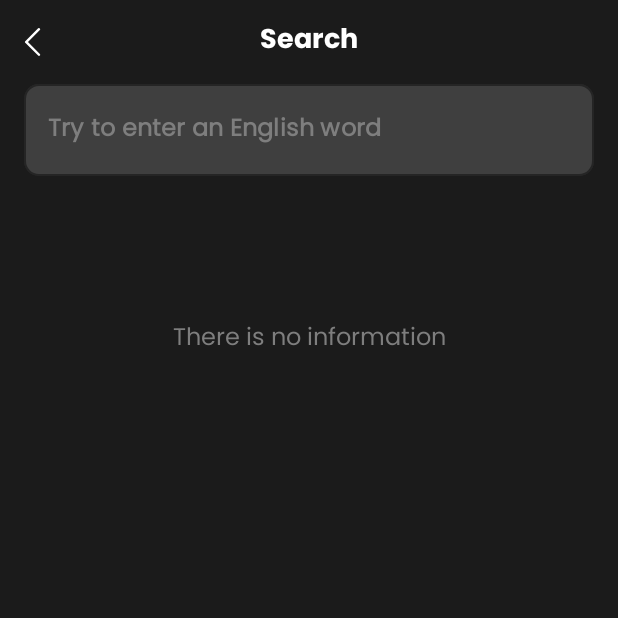
After one commit to uchkun-azimboev/ToMemorizeVocabulary, an Android app: the SearchFragment screen opened through its navigation route, on a phone screen of 412 x 824 dp, the top half of it. The commit adds this screen. Run offline under Robolectric (Android 15) with nearby library versions, the phone set to English and light mode, and no system bars; our stand-ins replace Dagger/Hilt's generated code; pictures from the network do not load.

Commit message:
add SearchFragment.kt

```diff
--- a/app/src/main/java/uz/pdp/tomemorizevocabulary/data/local/dao/WordDao.kt
+++ b/app/src/main/java/uz/pdp/tomemorizevocabulary/data/local/dao/WordDao.kt
@@ -11,8 +11,13 @@ interface WordDao {
 
     @Insert
     suspend fun insert(word: Word)
+
     @Query("select * from word where category_title = :title")
     suspend fun getWords(title: String): List<Word>
+
     @Query("update category set word_count = word_count + 1 where title = :title")
     suspend fun incrementWordCount(title: String)
+
+    @Query("select * from word where word.phrase like :text || '%'")
+    suspend fun getSearchWord(text: String): List<Word>
 }
--- a/app/src/main/java/uz/pdp/tomemorizevocabulary/repository/WordRepository.kt
+++ b/app/src/main/java/uz/pdp/tomemorizevocabulary/repository/WordRepository.kt
@@ -6,4 +6,5 @@ interface WordRepository {
     suspend fun insert(word: Word)
     suspend fun incrementWordCount(title: String)
     suspend fun getWords(category: String): List<Word>
+    suspend fun getSearchWord(text: String): List<Word>
 }
--- a/app/src/main/java/uz/pdp/tomemorizevocabulary/repository/WordRepositoryImp.kt
+++ b/app/src/main/java/uz/pdp/tomemorizevocabulary/repository/WordRepositoryImp.kt
@@ -16,4 +16,8 @@ class WordRepositoryImp(private val wordDao: WordDao) : WordRepository {
     override suspend fun getWords(category: String): List<Word> {
         return wordDao.getWords(category)
     }
+
+    override suspend fun getSearchWord(text: String): List<Word> {
+        return wordDao.getSearchWord(text)
+    }
 }
--- a/app/src/main/java/uz/pdp/tomemorizevocabulary/ui/category/add/AddWordFragment.kt
+++ b/app/src/main/java/uz/pdp/tomemorizevocabulary/ui/category/add/AddWordFragment.kt
@@ -28,6 +28,7 @@ import uz.pdp.tomemorizevocabulary.utils.Extensions.gone
 import uz.pdp.tomemorizevocabulary.utils.Extensions.toast
 import uz.pdp.tomemorizevocabulary.utils.Extensions.visible
 import uz.pdp.tomemorizevocabulary.utils.Resource
+import uz.pdp.tomemorizevocabulary.viewmodel.PhotoViewModel
 import uz.pdp.tomemorizevocabulary.viewmodel.WordViewModel
 
 
@@ -41,6 +42,7 @@ class AddWordFragment : Fragment() {
     private val bn get() = _bn!!
 
     private val viewModel: WordViewModel by viewModels()
+    private val photoViewModel: PhotoViewModel by viewModels()
 
     private val rvAdapter = PhotoAdapter()
 
@@ -71,7 +73,7 @@ class AddWordFragment : Fragment() {
         }
 
         btnSearch click {
-            viewModel.getPhotos(1, etTitle.text.toString())
+            photoViewModel.getPhotos(1, etTitle.text.toString())
         }
 
         btnLocal click {
@@ -105,9 +107,9 @@ class AddWordFragment : Fragment() {
 
             viewModel.insertWordToRoom(
                 Word(
-                    phrase = bn.etTitle.text.toString(),
-                    meaning = bn.etDescription.text.toString(),
-                    part = bn.etType.text.toString(),
+                    phrase = bn.etTitle.text.toString().lowercase(),
+                    meaning = bn.etDescription.text.toString().lowercase(),
+                    part = bn.etType.text.toString().lowercase(),
                     image = pickedImage,
                     categoryTitle = title
                 )
@@ -148,7 +150,7 @@ class AddWordFragment : Fragment() {
 
 
     private fun observer() {
-        viewModel.photos.observe(viewLifecycleOwner) {
+        photoViewModel.photos.observe(viewLifecycleOwner) {
             when (it.status) {
                 Resource.Status.LOADING -> {
                     bn.progressbar.visible()
--- a/app/src/main/java/uz/pdp/tomemorizevocabulary/ui/main/MainFragment.kt
+++ b/app/src/main/java/uz/pdp/tomemorizevocabulary/ui/main/MainFragment.kt
@@ -53,8 +53,12 @@ class MainFragment : Fragment() {
             }
         }
 
-        frameCreate.click {
+        frameCreate click {
             findNavController().navigate(R.id.action_mainFragment_to_lessonCreateFragment)
+        }
+
+        frameSearch click {
+            findNavController().navigate(R.id.action_mainFragment_to_searchFragment)
         }
     }
 
--- /dev/null
+++ b/app/src/main/java/uz/pdp/tomemorizevocabulary/ui/main/search/SearchFragment.kt
@@ -0,0 +1,113 @@
+package uz.pdp.tomemorizevocabulary.ui.main.search
+
+import android.os.Bundle
+import android.view.KeyEvent
+import androidx.fragment.app.Fragment
+import android.view.LayoutInflater
+import android.view.View
+import android.view.ViewGroup
+import android.view.inputmethod.EditorInfo
+import androidx.core.widget.addTextChangedListener
+import androidx.fragment.app.viewModels
+import dagger.hilt.android.AndroidEntryPoint
+import uz.pdp.tomemorizevocabulary.R
+import uz.pdp.tomemorizevocabulary.data.local.entity.Word
+import uz.pdp.tomemorizevocabulary.databinding.FragmentSearchBinding
+import uz.pdp.tomemorizevocabulary.ui.category.WordAdapter
+import uz.pdp.tomemorizevocabulary.utils.Extensions.click
+import uz.pdp.tomemorizevocabulary.utils.Extensions.gone
+import uz.pdp.tomemorizevocabulary.utils.Extensions.hideSoftKeyboard
+import uz.pdp.tomemorizevocabulary.utils.Extensions.visible
+import uz.pdp.tomemorizevocabulary.utils.Resource
+import uz.pdp.tomemorizevocabulary.viewmodel.WordViewModel
+
+@AndroidEntryPoint
+class SearchFragment : Fragment() {
+
+    private var _bn: FragmentSearchBinding? = null
+    private val bn get() = _bn!!
+
+    private val rvAdapter = WordAdapter()
+    private val viewModel: WordViewModel by viewModels()
+
+    override fun onCreateView(
+        inflater: LayoutInflater,
+        container: ViewGroup?,
+        savedInstanceState: Bundle?
+    ): View {
+        _bn = FragmentSearchBinding.inflate(inflater, container, false)
+        return bn.root
+    }
+
+    override fun onViewCreated(view: View, savedInstanceState: Bundle?) {
+        super.onViewCreated(view, savedInstanceState)
+        initViews()
+        observer()
+    }
+
+    private fun initViews() = bn.apply {
+        rvSearch.adapter = rvAdapter
+        ivBack click { requireActivity().onBackPressed() }
+
+        etSearch.apply {
+            addTextChangedListener {
+                if (!it.isNullOrEmpty()) {
+                    viewModel.getSearchWords(it.toString().trim().lowercase())
+                } else {
+                    setUpRv(null)
+                }
+            }
+
+            setOnEditorActionListener { textView, i, keyEvent ->
+                if (keyEvent != null && keyEvent.keyCode == KeyEvent.KEYCODE_ENTER || i == EditorInfo.IME_ACTION_DONE) {
+                    hideSoftKeyboard(textView)
+                }
+                false
+            }
+        }
+    }
+
+
+    private fun observer() {
+        viewModel.searchWords.observe(viewLifecycleOwner) {
+            when (it.status) {
+                Resource.Status.LOADING -> {
+                    bn.progressbar.visible()
+                }
+                Resource.Status.SUCCESS -> {
+                    setUpRv(it.data)
+                }
+                Resource.Status.ERROR -> {
+                    setUpRv(null)
+                }
+            }
+        }
+    }
+
+    private fun setUpRv(list: List<Word>?) {
+        bn.apply {
+            progressbar.gone()
+
+            if (list.isNullOrEmpty()) {
+                tvNoneInfo.visible()
+                wordsLine.gone()
+                return
+
+            } else {
+                wordsLine.visible()
+                tvNoneInfo.gone()
+            }
+
+            tvWordCount.text =
+                list.size.toString().plus(" ").plus(getString(R.string.str_count_words))
+
+            rvAdapter.submitList(list)
+        }
+    }
+
+    override fun onDestroy() {
+        super.onDestroy()
+        _bn = null
+    }
+
+}
--- a/app/src/main/java/uz/pdp/tomemorizevocabulary/utils/Extensions.kt
+++ b/app/src/main/java/uz/pdp/tomemorizevocabulary/utils/Extensions.kt
@@ -5,8 +5,10 @@ import android.graphics.Color
 import android.graphics.drawable.ColorDrawable
 import android.view.View
 import android.view.animation.AnimationUtils
+import android.view.inputmethod.InputMethodManager
 import android.widget.ImageView
 import android.widget.Toast
+import androidx.core.content.ContextCompat
 import androidx.fragment.app.Fragment
 import com.bumptech.glide.Glide
 import com.bumptech.glide.RequestManager
@@ -38,6 +40,17 @@ object Extensions {
         Toast.makeText(requireContext(), msg, Toast.LENGTH_SHORT).show()
     }
 
+    fun Fragment.hideSoftKeyboard(
+        view: View? = requireActivity().currentFocus
+    ) {
+        view?.let {
+            val inputMethodManager =
+                ContextCompat.getSystemService(requireActivity(), InputMethodManager::class.java)!!
+            inputMethodManager.hideSoftInputFromWindow(it.windowToken, 0)
+        }
+
+        view?.clearFocus()
+    }
 
     fun View.gone() {
         visibility = View.GONE
--- /dev/null
+++ b/app/src/main/java/uz/pdp/tomemorizevocabulary/viewmodel/PhotoViewModel.kt
@@ -0,0 +1,40 @@
+package uz.pdp.tomemorizevocabulary.viewmodel
+
+import androidx.lifecycle.LiveData
+import androidx.lifecycle.MutableLiveData
+import androidx.lifecycle.ViewModel
+import androidx.lifecycle.viewModelScope
+import dagger.hilt.android.lifecycle.HiltViewModel
+import kotlinx.coroutines.Dispatchers
+import kotlinx.coroutines.launch
+import uz.pdp.tomemorizevocabulary.model.photos.ResponsePhotos
+import uz.pdp.tomemorizevocabulary.repository.PhotoRepository
+import uz.pdp.tomemorizevocabulary.utils.Resource
+import javax.inject.Inject
+
+@HiltViewModel
+class PhotoViewModel @Inject constructor(
+    private val photoRepository: PhotoRepository
+) : ViewModel() {
+
+    private var _photos = MutableLiveData<Resource<ResponsePhotos>>()
+    val photos: LiveData<Resource<ResponsePhotos>> get() = _photos
+
+    fun getPhotos(page: Int, query: String) {
+        viewModelScope.launch(Dispatchers.IO) {
+            try {
+                _photos.postValue(Resource.loading())
+                photoRepository.getPhotos(page, query).let {
+                    if (it.isSuccessful) {
+                        _photos.postValue(Resource.success(it.body()!!))
+                    } else {
+                        _photos.postValue(Resource.error(it.errorBody().toString()))
+                    }
+                }
+            } catch (e: Exception) {
+                _photos.postValue(Resource.error(e.localizedMessage ?: "Error"))
+            }
+        }
+    }
+
+}
--- a/app/src/main/java/uz/pdp/tomemorizevocabulary/viewmodel/WordViewModel.kt
+++ b/app/src/main/java/uz/pdp/tomemorizevocabulary/viewmodel/WordViewModel.kt
@@ -16,16 +16,15 @@ import javax.inject.Inject
 
 @HiltViewModel
 class WordViewModel @Inject constructor(
-    private val photoRepository: PhotoRepository,
     private val wordRepository: WordRepository
 ) : ViewModel() {
 
-    private var _photos = MutableLiveData<Resource<ResponsePhotos>>()
-    val photos: LiveData<Resource<ResponsePhotos>> get() = _photos
 
     private var _words = MutableLiveData<Resource<List<Word>>>()
     val words: LiveData<Resource<List<Word>>> get() = _words
 
+    private var _searchWords = MutableLiveData<Resource<List<Word>>>()
+    val searchWords: LiveData<Resource<List<Word>>> get() = _searchWords
 
     fun insertWordToRoom(word: Word) = viewModelScope.launch {
         wordRepository.insert(word)
@@ -47,19 +46,16 @@ class WordViewModel @Inject constructor(
         }
     }
 
-    fun getPhotos(page: Int, query: String) {
+    fun getSearchWords(text: String) {
         viewModelScope.launch(Dispatchers.IO) {
+            _searchWords.postValue(Resource.loading())
+
             try {
-                _photos.postValue(Resource.loading())
-                photoRepository.getPhotos(page, query).let {
-                    if (it.isSuccessful) {
-                        _photos.postValue(Resource.success(it.body()!!))
-                    } else {
-                        _photos.postValue(Resource.error(it.errorBody().toString()))
-                    }
-                }
+                val response = wordRepository.getSearchWord(text)
+                _searchWords.postValue(Resource.success(response))
+
             } catch (e: Exception) {
-                _photos.postValue(Resource.error(e.localizedMessage ?: "Error"))
+                _searchWords.postValue(Resource.error(e.localizedMessage))
             }
         }
     }
--- /dev/null
+++ b/app/src/main/res/layout/fragment_search.xml
@@ -0,0 +1,141 @@
+<?xml version="1.0" encoding="utf-8"?>
+<androidx.coordinatorlayout.widget.CoordinatorLayout xmlns:android="http://schemas.android.com/apk/res/android"
+    xmlns:app="http://schemas.android.com/apk/res-auto"
+    xmlns:tools="http://schemas.android.com/tools"
+    android:layout_width="match_parent"
+    android:layout_height="match_parent"
+    android:background="@color/dark"
+    tools:context=".ui.main.search.SearchFragment">
+
+    <com.google.android.material.appbar.AppBarLayout
+        android:layout_width="match_parent"
+        android:layout_height="wrap_content"
+        android:background="@color/dark"
+        android:paddingHorizontal="16dp"
+        app:elevation="0dp">
+
+        <LinearLayout
+            android:layout_width="match_parent"
+            android:layout_height="wrap_content"
+            android:orientation="vertical">
+
+            <FrameLayout
+                android:layout_width="match_parent"
+                android:layout_height="?attr/actionBarSize"
+                android:background="@color/dark">
+
+                <ImageView
+                    android:id="@+id/iv_back"
+                    android:layout_width="24dp"
+                    android:layout_height="24dp"
+                    android:layout_gravity="start|center_vertical"
+                    android:src="@drawable/ic_arrow_back"
+                    app:tint="@color/white" />
+
+                <TextView
+                    style="@style/BoldText"
+                    android:layout_width="wrap_content"
+                    android:layout_height="wrap_content"
+                    android:layout_gravity="center"
+                    android:text="@string/str_search"
+                    android:textColor="@color/white"
+                    android:textSize="18sp" />
+
+            </FrameLayout>
+
+            <com.google.android.material.textfield.TextInputLayout
+                style="@style/textInputStyle"
+                android:layout_width="match_parent"
+                android:layout_height="wrap_content"
+                app:boxStrokeColor="@color/green">
+
+                <com.google.android.material.textfield.TextInputEditText
+                    android:id="@+id/et_search"
+                    style="@style/MediumText"
+                    android:layout_width="match_parent"
+                    android:layout_height="wrap_content"
+                    android:hint="@string/str_enter_english"
+                    android:imeOptions="actionSearch"
+                    android:inputType="text"
+                    android:textColor="@color/white"
+                    android:textColorHint="@color/gray"
+                    android:textCursorDrawable="@drawable/shape_cursor" />
+
+            </com.google.android.material.textfield.TextInputLayout>
+
+        </LinearLayout>
+
+    </com.google.android.material.appbar.AppBarLayout>
+
+    <androidx.core.widget.NestedScrollView
+        android:layout_width="match_parent"
+        android:layout_height="match_parent"
+        app:layout_behavior="@string/appbar_scrolling_view_behavior">
+
+        <LinearLayout
+            android:layout_width="match_parent"
+            android:layout_height="match_parent"
+            android:orientation="vertical"
+            android:paddingHorizontal="15dp"
+            android:paddingVertical="15dp">
+
+            <FrameLayout
+                android:layout_width="match_parent"
+                android:layout_height="wrap_content">
+
+                <ProgressBar
+                    android:id="@+id/progressbar"
+                    android:layout_width="45dp"
+                    android:layout_height="45dp"
+                    android:layout_gravity="center"
+                    android:layout_marginVertical="100dp"
+                    android:indeterminate="true"
+                    android:indeterminateTint="@color/blue"
+                    android:visibility="gone" />
+
+                <TextView
+                    android:id="@+id/tv_none_info"
+                    style="@style/NormalText"
+                    android:layout_width="match_parent"
+                    android:layout_height="match_parent"
+                    android:layout_marginTop="80dp"
+                    android:gravity="center"
+                    android:paddingHorizontal="20dp"
+                    android:text="@string/str_no_information"
+                    android:textColor="@color/gray"
+                    android:textSize="16sp"
+                    android:visibility="visible" />
+
+                <LinearLayout
+                    android:id="@+id/words_line"
+                    android:layout_width="match_parent"
+                    android:layout_height="match_parent"
+                    android:layout_marginTop="25dp"
+                    android:orientation="vertical"
+                    android:visibility="gone">
+
+                    <TextView
+                        android:id="@+id/tv_word_count"
+                        style="@style/BoldText"
+                        android:layout_width="wrap_content"
+                        android:layout_height="wrap_content"
+                        android:layout_marginBottom="15dp"
+                        android:textColor="@color/white"
+                        android:textSize="18sp" />
+
+                    <androidx.recyclerview.widget.RecyclerView
+                        android:id="@+id/rv_search"
+                        android:layout_width="match_parent"
+                        android:layout_height="wrap_content"
+                        android:orientation="vertical"
+                        app:layoutManager="androidx.recyclerview.widget.LinearLayoutManager" />
+
+                </LinearLayout>
+
+            </FrameLayout>
+
+        </LinearLayout>
+
+    </androidx.core.widget.NestedScrollView>
+
+</androidx.coordinatorlayout.widget.CoordinatorLayout>
--- a/app/src/main/res/navigation/app_nav_graph.xml
+++ b/app/src/main/res/navigation/app_nav_graph.xml
@@ -16,6 +16,9 @@
         <action
             android:id="@+id/action_mainFragment_to_lessonFragment"
             app:destination="@id/lessonFragment" />
+        <action
+            android:id="@+id/action_mainFragment_to_searchFragment"
+            app:destination="@id/searchFragment" />
     </fragment>
 
     <fragment
@@ -49,4 +52,9 @@
             app:popUpTo="@id/lessonFragment"
             app:popUpToInclusive="true" />
     </fragment>
+    <fragment
+        android:id="@+id/searchFragment"
+        android:name="uz.pdp.tomemorizevocabulary.ui.main.search.SearchFragment"
+        android:label="fragment_search"
+        tools:layout="@layout/fragment_search" />
 </navigation>
--- a/app/src/main/res/values/strings.xml
+++ b/app/src/main/res/values/strings.xml
@@ -41,4 +41,5 @@
     <string name="str_enter_part_of_speech">Enter part of speech</string>
     <string name="str_hint_part">noun, verb, adjective and etc.</string>
     <string name="str_make_sure">Make sure all fields are complete!</string>
+    <string name="str_no_information">There is no information</string>
 </resources>
```
